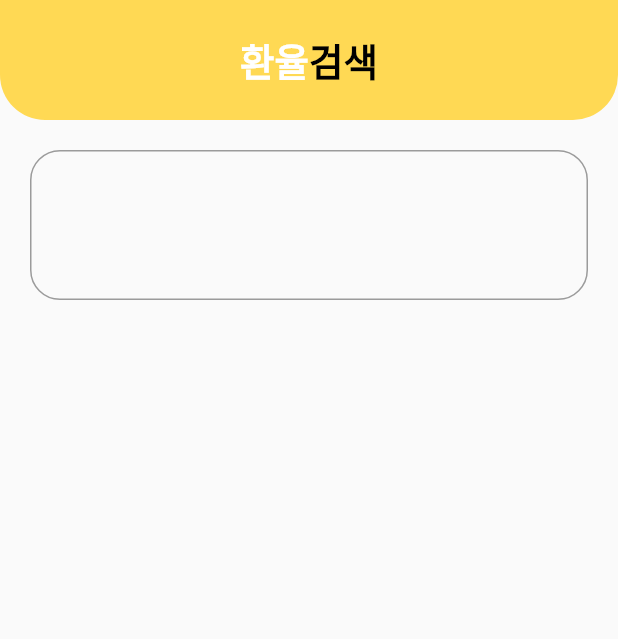
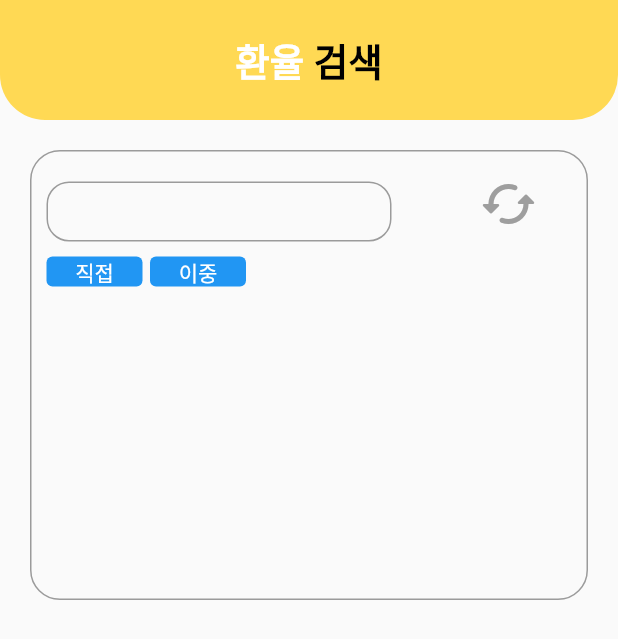
Before and after one commit to Donne-All-Around/DonneAllAround, a Flutter app: the ExchangePage screen opened directly, on a phone screen of 412 x 824 dp. Shown: the top 639 px of the screen. Run offline on Flutter 3.47's test engine with Material 2 defaults, Android fonts, the phone set to English and light mode, and no system bars; our stand-ins replace awesome_bottom_bar, chat_bubbles, geocoding, geolocator, google_maps_flutter, image_picker and 1 more.

Commit message:
0915 ha 환율검색 페이지 구조 진행 중

```diff
--- a/frontend/a705/lib/Login/join_page.dart
+++ b/frontend/a705/lib/Login/join_page.dart
@@ -27,6 +27,7 @@ class _JoinPageState extends State<JoinPage> {
   Widget build(BuildContext context) {
     return GestureDetector(
       onTap: () => FocusManager.instance.primaryFocus?.unfocus(),
+      child: SafeArea(
         child: Scaffold(
           backgroundColor: Colors.white,
           appBar: AppBar(
@@ -260,6 +261,7 @@ class _JoinPageState extends State<JoinPage> {
             ),
           ),
         ),
+    ),
       ),);
   }
 
--- a/frontend/a705/lib/exchange_page.dart
+++ b/frontend/a705/lib/exchange_page.dart
@@ -10,9 +10,14 @@ class ExchangePage extends StatefulWidget {
 class _ExchangePageState extends State<ExchangePage> {
   @override
   Widget build(BuildContext context) {
-    return SafeArea(
+    return GestureDetector(
+      onTap: () => FocusManager.instance.primaryFocus?.unfocus(),
+      child: SafeArea(
+        child: Scaffold(
+          body: SingleChildScrollView(
             child: Column(
                 children: [
+                  // 상단 바 (환율 검색)
                   Container(
                     width: double.infinity,
                     height: 80,
@@ -36,7 +41,7 @@ class _ExchangePageState extends State<ExchangePage> {
                               ),
                             ),
                             TextSpan(
-                      text: "검색",
+                              text: " 검색",
                               style: TextStyle(
                                 fontSize: 25,
                                 fontWeight: FontWeight.bold,
@@ -50,15 +55,72 @@ class _ExchangePageState extends State<ExchangePage> {
                     ),
                   ),
                   const SizedBox(height: 10,),
+                  // body 페이지
                   Container(
                     margin: const EdgeInsets.fromLTRB(20, 10, 20, 10),
                     width: double.infinity,
-            height: 100,
+                    height: 300,
                     decoration: BoxDecoration(
                       borderRadius: BorderRadius.circular(20),
                       border: Border.all(color: Colors.black38),
-            ),),
+                    ),
+                    child:Column(
+                      children: [
+                        Row(
+                          children: [
+                            Container(
+                              margin: const EdgeInsets.fromLTRB(10, 20,40, 10),
+                              width: 230,
+                              height: 40,
+                              decoration: BoxDecoration(
+                                borderRadius: BorderRadius.circular(15),
+                                border: Border.all(color: Colors.black38),
+                              ),
+                            ),
+                            const SizedBox(width: 10,),
+                            IconButton(
+                                onPressed: (){},
+                                icon: const Icon(Icons.cached_rounded),
+                                iconSize: 40,
+                                color: Colors.grey,),
                           ],
+                        ),
+                        Row(
+                          children: [
+                            Container(
+                              margin: const EdgeInsets.fromLTRB(10, 0, 0, 10),
+                              width: 150,
+                              height: 20,
+                              // color: Colors.red,
+                              child: Row(
+                                children: [
+                                  ElevatedButton(
+                                      onPressed: (){},
+                                    style: ElevatedButton.styleFrom(
+                                      elevation: 0,
+
+                                    ),
+                                      child: const Text('직접'),),
+                                  const SizedBox(width: 5),
+                                  ElevatedButton(
+                                      onPressed:(){},
+                                      style: ElevatedButton.styleFrom(
+                                        elevation: 0,
+                                      ),
+                                      child: const Text('이중') ),
+                                ],
+                              ),
+                            ),
+                          ],
+                        ),
+
+                      ],
+                    ),
+                  ),
+                ],
+              ),
+          ),
+        ),
       ),
     );
   }
```
Lines whose indentation alone changed are shown as unchanged.
